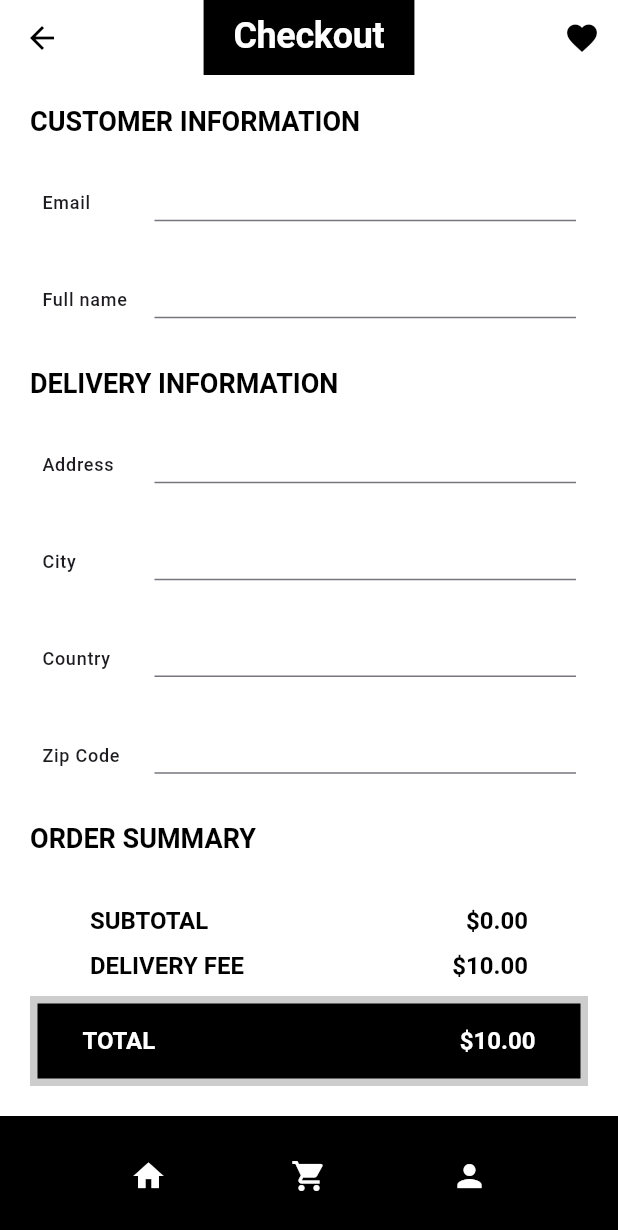
After one commit to Sqooby/Flutter-eCommerce-app-FireBase-Bloc, a Flutter app: the CheckoutScreen screen opened directly, on a phone screen of 412 x 824 dp. The commit adds this screen. Shown: the top 1230 px of the screen. Run offline on Flutter 3.47's test engine with Material 3 defaults, Android fonts, the phone set to English and light mode, and no system bars; our stand-ins replace bloc, carousel_slider, equatable, flutter_bloc; network calls fail; Roboto replaces fonts that are missing (Avenir).

Commit message:
Created checkOutScreen

```diff
--- /dev/null
+++ b/lib/screens/checkout/checkout_screen.dart
@@ -0,0 +1,95 @@
+// ignore_for_file: public_member_api_docs, sort_constructors_first
+import 'package:carousel_slider/carousel_slider.dart';
+import 'package:e_commerce/blocs/blocs.dart';
+
+import 'package:flutter/material.dart';
+
+import '../../widgets/widgets.dart';
+
+class CheckoutScreen extends StatelessWidget {
+  static const String routeName = '/checkout';
+
+  static Route route() {
+    return MaterialPageRoute(
+      settings: const RouteSettings(name: routeName),
+      builder: (_) => CheckoutScreen(),
+    );
+  }
+
+  @override
+  Widget build(BuildContext context) {
+    final TextEditingController emailController = TextEditingController();
+    final TextEditingController nameController = TextEditingController();
+    final TextEditingController addressController = TextEditingController();
+    final TextEditingController cityController = TextEditingController();
+    final TextEditingController coutryController = TextEditingController();
+    final TextEditingController zipCodeController = TextEditingController();
+
+    return Scaffold(
+      appBar: const CustomAppBar(title: 'Checkout'),
+      bottomNavigationBar: const CustomBottomBar(
+        screen: routeName,
+      ),
+      body: Padding(
+        padding: const EdgeInsets.all(20.0),
+        child: Column(
+            mainAxisAlignment: MainAxisAlignment.spaceBetween,
+            crossAxisAlignment: CrossAxisAlignment.start,
+            children: [
+              Text(
+                'CUSTOMER INFORMATION',
+                style: Theme.of(context).textTheme.displayMedium,
+              ),
+              _buildTextFormField(emailController, context, 'Email'),
+              _buildTextFormField(nameController, context, 'Full name'),
+              Text(
+                'DELIVERY INFORMATION',
+                style: Theme.of(context).textTheme.displayMedium,
+              ),
+              _buildTextFormField(addressController, context, 'Address'),
+              _buildTextFormField(cityController, context, 'City'),
+              _buildTextFormField(coutryController, context, 'Country'),
+              _buildTextFormField(zipCodeController, context, 'Zip Code'),
+              Text(
+                'ORDER SUMMARY',
+                style: Theme.of(context).textTheme.displayMedium,
+              ),
+              const OrderSummary()
+            ]),
+      ),
+    );
+  }
+}
+
+Padding _buildTextFormField(
+  TextEditingController controller,
+  BuildContext context,
+  String labelText,
+) {
+  return Padding(
+    padding: const EdgeInsets.all(8),
+    child: Row(children: [
+      SizedBox(
+        width: 75,
+        child: Text(
+          labelText,
+          style: Theme.of(context).textTheme.labelMedium,
+        ),
+      ),
+      Expanded(
+        child: TextFormField(
+          controller: controller,
+          decoration: const InputDecoration(
+            isDense: true,
+            contentPadding: EdgeInsets.only(left: 10),
+            focusedBorder: UnderlineInputBorder(
+              borderSide: BorderSide(
+                color: Colors.black,
+              ),
+            ),
+          ),
+        ),
+      ),
+    ]),
+  );
+}
--- /dev/null
+++ b/lib/widgets/order_summary.dart
@@ -0,0 +1,103 @@
+import 'package:flutter/material.dart';
+import 'package:flutter_bloc/flutter_bloc.dart';
+
+import '../blocs/blocs.dart';
+
+class OrderSummary extends StatelessWidget {
+  const OrderSummary({super.key});
+
+  @override
+  Widget build(BuildContext context) {
+    return BlocBuilder<CartBloc, CartState>(
+      builder: (context, state) {
+        if (state is CartLoading) {
+          return const Center(
+            child: CircularProgressIndicator(),
+          );
+        }
+        if (state is CartLoaded) {
+          return Column(
+            children: [
+              Padding(
+                padding: const EdgeInsets.symmetric(horizontal: 40.0, vertical: 10),
+                child: Column(
+                  children: [
+                    Row(
+                      mainAxisAlignment: MainAxisAlignment.spaceBetween,
+                      children: [
+                        Text(
+                          'SUBTOTAL',
+                          style: Theme.of(context).textTheme.displaySmall,
+                        ),
+                        Text(
+                          '\$${state.cart.subTotalString}',
+                          style: Theme.of(context).textTheme.displaySmall,
+                        ),
+                      ],
+                    ),
+                    const SizedBox(
+                      height: 10,
+                    ),
+                    Row(
+                      mainAxisAlignment: MainAxisAlignment.spaceBetween,
+                      children: [
+                        Text(
+                          'DELIVERY FEE',
+                          style: Theme.of(context).textTheme.displaySmall,
+                        ),
+                        Text(
+                          '\$${state.cart.deliveryFeeString}',
+                          style: Theme.of(context).textTheme.displaySmall,
+                        ),
+                      ],
+                    ),
+                  ],
+                ),
+              ),
+              Stack(
+                children: [
+                  Container(
+                    width: MediaQuery.of(context).size.width,
+                    height: 60,
+                    decoration: BoxDecoration(
+                      color: Colors.black.withAlpha(50),
+                    ),
+                  ),
+                  Container(
+                    width: MediaQuery.of(context).size.width,
+                    height: 50,
+                    margin: const EdgeInsets.all(5),
+                    decoration: const BoxDecoration(
+                      color: Colors.black,
+                    ),
+                    child: Padding(
+                      padding: const EdgeInsets.symmetric(
+                        horizontal: 30.0,
+                        vertical: 10,
+                      ),
+                      child: Row(
+                        mainAxisAlignment: MainAxisAlignment.spaceBetween,
+                        children: [
+                          Text(
+                            'TOTAL',
+                            style: Theme.of(context).textTheme.displaySmall!.copyWith(color: Colors.white),
+                          ),
+                          Text(
+                            '\$${state.cart.totalString}',
+                            style: Theme.of(context).textTheme.displaySmall!.copyWith(color: Colors.white),
+                          ),
+                        ],
+                      ),
+                    ),
+                  ),
+                ],
+              )
+            ],
+          );
+        } else {
+          return const Text("sth weng wrong");
+        }
+      },
+    );
+  }
+}
--- a/lib/widgets/widgets.dart
+++ b/lib/widgets/widgets.dart
@@ -5,3 +5,4 @@ export 'section_title.dart';
 export 'product_card.dart';
 export 'product_carousel.dart';
 export 'cart_product_card.dart';
+export 'order_summary.dart';
```
